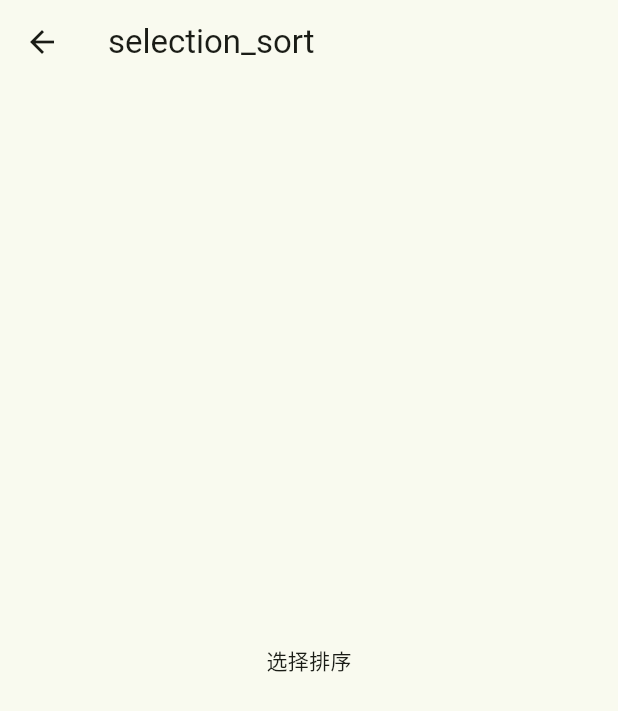
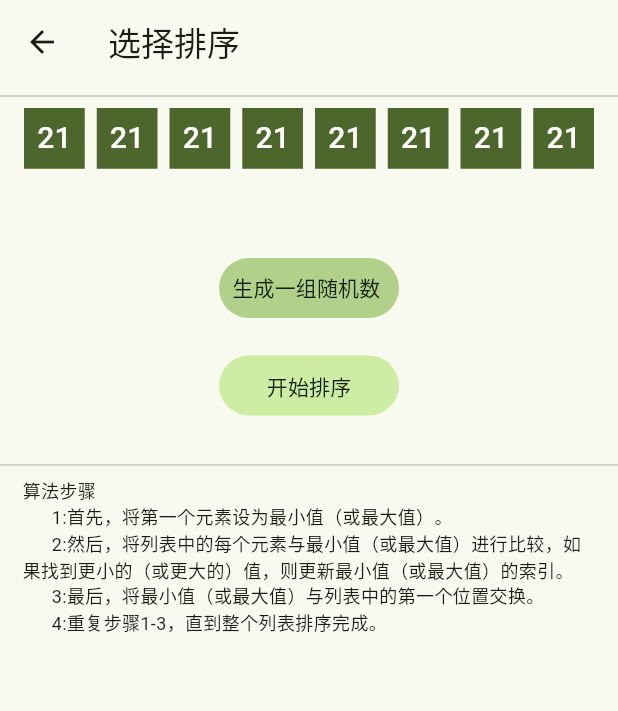
Before and after one commit to zion001/visible_algo_flutter, a Flutter app: the SelectionSortPage screen opened by its route, on a phone screen of 412 x 824 dp. Shown: the top 711 px of the screen. Run offline on Flutter 3.47's test engine with Material 3 defaults, Android fonts, the phone set to English and light mode, and no system bars; our stand-ins replace badges, extended_image, flutter_easyloading, flutter_native_splash, flutter_screenutil, flutter_svg and 3 more; statements that could not run were skipped.

Commit message:
选择排序

```diff
--- a/lib/pages/home/controller.dart
+++ b/lib/pages/home/controller.dart
@@ -37,6 +37,11 @@ class HomeController extends GetxController {
       route: RouteNames.sortsBubbleSort,
     ),
     Item(
+      title: "选择排序",
+      subTitle: "选择排序的基本思想是每次从待排序的列表中选择最小（或最大）的元素，将其与列表中的第一个位置交换，然后继续对剩余的元素进行排序，直到整个列表排序完成。",
+      route: RouteNames.sortsSelectionSort,
+    ),
+    Item(
       title: "归并排序",
       subTitle: "一种简单的排序方法",
       route: RouteNames.sortsGuibingSort,
@@ -55,11 +60,6 @@ class HomeController extends GetxController {
       title: "快速排序",
       subTitle: "一种简单的排序方法",
       route: RouteNames.sortsQuickSort,
-    ),
-    Item(
-      title: "选择排序",
-      subTitle: "一种简单的排序方法",
-      route: RouteNames.sortsSelectionSort,
     ),
     Item(
       title: "两路归并排序",
--- a/lib/pages/sorts/selection_sort/view.dart
+++ b/lib/pages/sorts/selection_sort/view.dart
@@ -1,5 +1,8 @@
 import 'package:flutter/material.dart';
+import 'package:gap/gap.dart';
 import 'package:get/get.dart';
+import 'package:visible_algo_flutter/common/index.dart';
+import 'package:visible_algo_flutter/pages/sorts/bubble_sort/controller.dart';
 
 import 'index.dart';
 
@@ -8,9 +11,38 @@ class SelectionSortPage extends GetView<SelectionSortController> {
 
   // 主视图
   Widget _buildView() {
-    return const Center(
-      child: Text("选择排序"),
-    );
+    return [
+      const Divider(),
+      numbersView().height(100),
+      ButtonWidget.text(
+        '生成一组随机数 ',
+        backgroundColor:
+            controller.isRunning ? Colors.black26 : AppColors.inversePrimary,
+        width: 120,
+        height: 40,
+        onTap: controller.randomNumbers,
+      ),
+      const Gap(25),
+      ButtonWidget.text(
+        '开始排序',
+        width: 120,
+        height: 40,
+        backgroundColor:
+            controller.isRunning ? Colors.black26 : AppColors.primaryContainer,
+        onTap: controller.onSortTapped,
+      ),
+      const Gap(25),
+      const Divider(),
+      const TextWidget.body2(
+        '''算法步骤
+      1:首先，将第一个元素设为最小值（或最大值）。
+      2:然后，将列表中的每个元素与最小值（或最大值）进行比较，如果找到更小的（或更大的）值，则更新最小值（或最大值）的索引。
+      3:最后，将最小值（或最大值）与列表中的第一个位置交换。
+      4:重复步骤1-3，直到整个列表排序完成。''',
+        maxLines: 10000,
+        softWrap: true,
+      ).marginSymmetric(horizontal: AppSpace.card),
+    ].toColumn();
   }
 
   @override
@@ -20,7 +52,7 @@ class SelectionSortPage extends GetView<SelectionSortController> {
       id: "selection_sort",
       builder: (_) {
         return Scaffold(
-          appBar: AppBar(title: const Text("selection_sort")),
+          appBar: AppBar(title: const Text("选择排序")),
           body: SafeArea(
             child: _buildView(),
           ),
@@ -28,4 +60,36 @@ class SelectionSortPage extends GetView<SelectionSortController> {
       },
     );
   }
+
+  // 数字列表
+  Widget numbersView() {
+    Widget _oneNumber({required MyNumber nubmer}) {
+      return AnimatedPositioned(
+        duration: controller.swapDuration,
+        top: 0,
+        left: nubmer.left,
+        child: Container(
+          color: nubmer.isSwaping ? AppColors.error : AppColors.primary,
+          width: controller.numberSize,
+          height: controller.numberSize,
+          child: Center(
+              child: TextWidget.title2(
+            '${nubmer.number}',
+            textAlign: TextAlign.center,
+            color: AppColors.onPrimary,
+          )),
+        ),
+      );
+    }
+
+    var widgets = <Widget>[];
+    for (int i = 0; i < controller.numbers.length; i++) {
+      var widg = _oneNumber(nubmer: controller.numbers[i]);
+      widgets.add(widg);
+    }
+
+    return Stack(
+      children: widgets,
+    );
+  }
 }
```
Also changed, not shown: lib/pages/sorts/selection_sort/controller.dart (+94 -1 lines).
